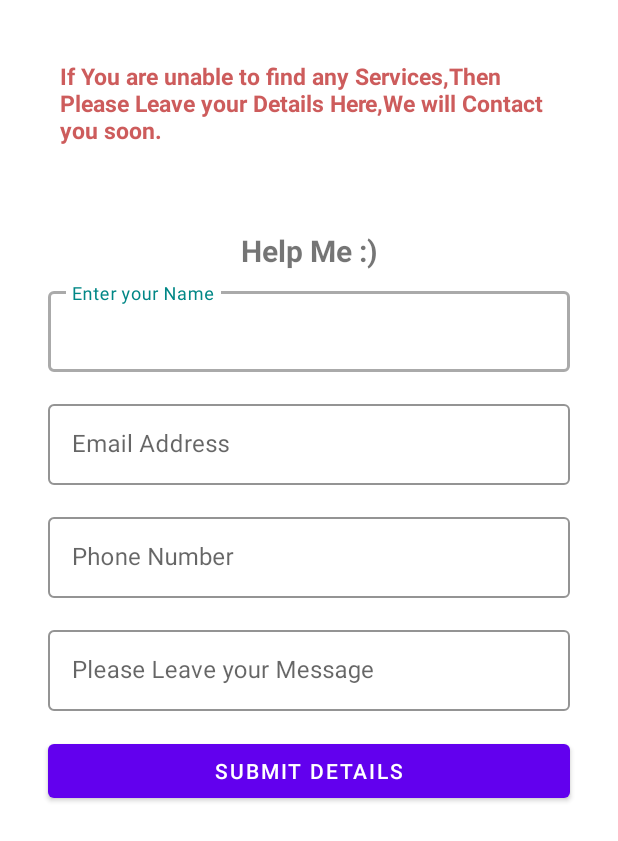
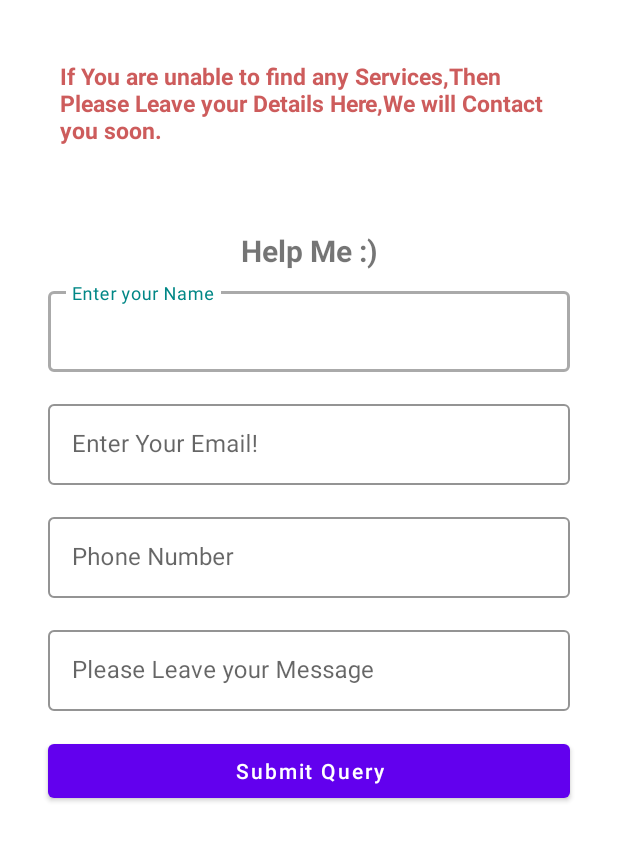
Before and after one commit to Sanganak-Abhiyanta/Flap, an Android app: the layout activity_help_me.xml on its own in the app's theme, with its tools: preview values and no code run, on a phone screen of 412 x 824 dp. Shown: the top 841 px of the screen. Run offline under Robolectric (Android 15) with nearby library versions, the phone set to English and light mode, and no system bars; Roboto replaces fonts that are not available here.

```diff
--- a/app/src/main/res/layout/activity_help_me.xml
+++ b/app/src/main/res/layout/activity_help_me.xml
@@ -61,7 +61,7 @@
                 android:layout_width="match_parent"
                 android:layout_height="wrap_content"
                 android:layout_gravity="center"
-                android:hint="Enter your Name"
+                android:hint="@string/enter_your_name"
                 android:inputType="text"
                 android:padding="16dp"
                 android:textColor="@color/black" />
@@ -88,7 +88,7 @@
                 android:layout_width="match_parent"
                 android:layout_height="wrap_content"
                 android:layout_gravity="center"
-                android:hint="Email Address"
+                android:hint="@string/enter_your_email"
                 android:inputType="textEmailAddress"
                 android:padding="16dp"
                 android:textColor="@color/black" />
@@ -114,7 +114,7 @@
                 android:layout_width="match_parent"
                 android:layout_height="wrap_content"
                 android:layout_gravity="center"
-                android:hint="Phone Number"
+                android:hint="@string/phone_number"
                 android:inputType="phone"
                 android:padding="16dp"
                 android:textColor="@color/black" />
@@ -142,7 +142,7 @@
                 android:layout_width="match_parent"
                 android:layout_height="wrap_content"
                 android:layout_gravity="center"
-                android:hint="Please Leave your Message"
+                android:hint="@string/please_leave_your_message"
                 android:inputType="text"
                 android:padding="16dp"
                 android:textColor="@color/black" />
@@ -157,7 +157,8 @@
             android:layout_marginTop="16dp"
             android:layout_marginEnd="32dp"
             android:elevation="10dp"
-            android:text="Submit Details"
+            android:text="@string/submit_query"
+            android:textAllCaps="false"
             app:layout_constraintEnd_toEndOf="parent"
             app:layout_constraintStart_toStartOf="parent"
             app:layout_constraintTop_toBottomOf="@id/textInputLayout3"
--- a/app/src/main/res/values/strings.xml
+++ b/app/src/main/res/values/strings.xml
@@ -128,5 +128,8 @@
     <string name="submit_document">Submit Document</string>
     <string name="address">Address</string>
     <string name="photo">Photo</string>
+    <string name="submit_query">Submit Query</string>
+    <string name="enter_your_name">Enter your Name</string>
+    <string name="please_leave_your_message">Please Leave your Message</string>
 
 </resources>
```
Also changed, not shown: app/src/main/java/com/example/flap/ui/home/HelpBox/HelpMeActivity.java (+64 -0 lines), app/src/main/java/com/example/flap/ui/home/HelpBox/HelpModel.java (renamed from app/src/main/java/com/example/flap/ui/home/HelpBox/helpModel.java, +13 -5 lines).
